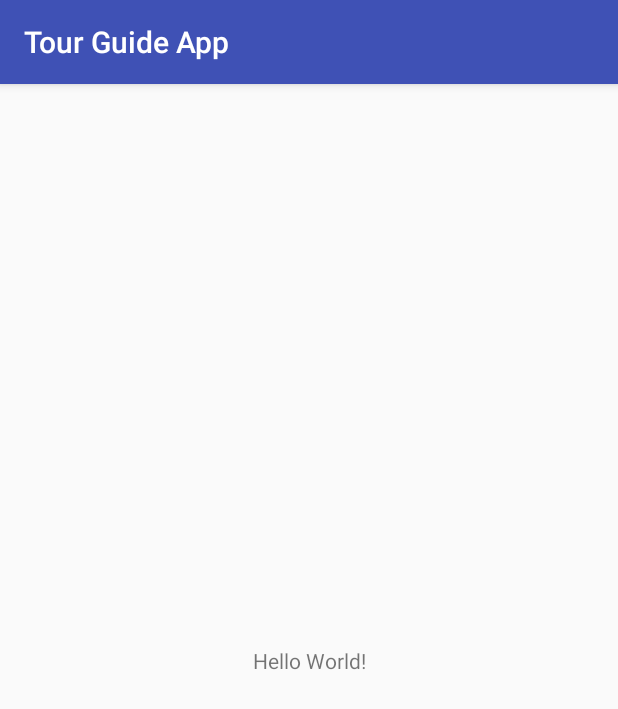
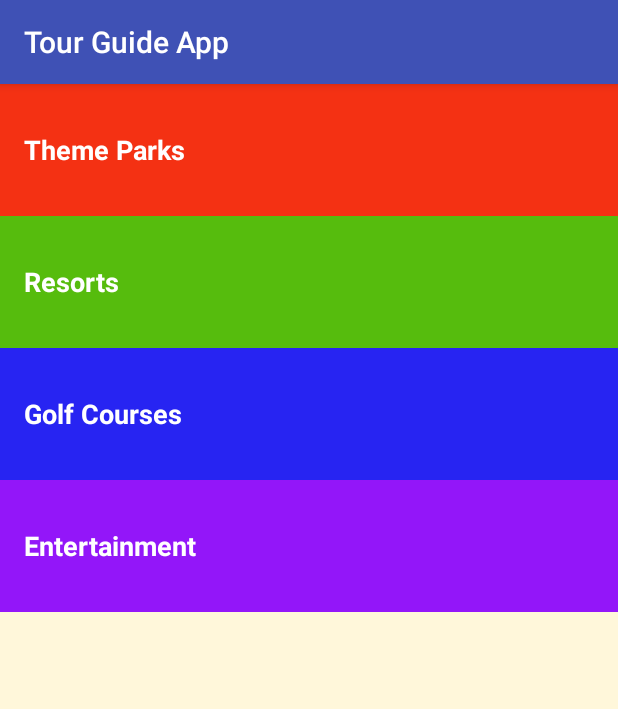
Before and after one commit to Ed-Ramos/TourGuideApp, an Android app: the screen it shows after launch (MainActivity), on a phone screen of 412 x 824 dp. Shown: the top 709 px of the screen. Run offline under Robolectric (Android 15) with nearby library versions, the phone set to English and light mode, and no system bars.

Commit message:
set up all activities and main xml

```diff
--- a/app/src/main/AndroidManifest.xml
+++ b/app/src/main/AndroidManifest.xml
@@ -4,9 +4,8 @@
 
     <application
         android:allowBackup="true"
-        android:icon="@mipmap/ic_launcher"
+        android:icon="@mipmap/ic_launcher_orlando"
         android:label="@string/app_name"
-        android:roundIcon="@mipmap/ic_launcher_round"
         android:supportsRtl="true"
         android:theme="@style/AppTheme">
         <activity android:name=".MainActivity">
--- a/app/src/main/res/layout/activity_main.xml
+++ b/app/src/main/res/layout/activity_main.xml
@@ -1,18 +1,61 @@
 <?xml version="1.0" encoding="utf-8"?>
-<android.support.constraint.ConstraintLayout xmlns:android="http://schemas.android.com/apk/res/android"
-    xmlns:app="http://schemas.android.com/apk/res-auto"
+<LinearLayout
+    xmlns:android="http://schemas.android.com/apk/res/android"
     xmlns:tools="http://schemas.android.com/tools"
     android:layout_width="match_parent"
     android:layout_height="match_parent"
+    android:orientation="vertical"
+    android:background="@color/tan_background"
     tools:context="com.example.android.tourguideapp.MainActivity">
 
-    <TextView
-        android:layout_width="wrap_content"
+    <!-- Theme Parks category -->
+    <FrameLayout
+        android:layout_width="match_parent"
         android:layout_height="wrap_content"
-        android:text="Hello World!"
-        app:layout_constraintBottom_toBottomOf="parent"
-        app:layout_constraintLeft_toLeftOf="parent"
-        app:layout_constraintRight_toRightOf="parent"
-        app:layout_constraintTop_toTopOf="parent" />
+        android:background="@color/category_theme_parks">
+        <TextView
+            android:id="@+id/theme_parks"
+            style="@style/CategoryStyle"
+            android:background="?android:attr/selectableItemBackground"
+            android:text="@string/category_theme_parks" />
+    </FrameLayout>
 
-</android.support.constraint.ConstraintLayout>
+    <!-- Resorts category -->
+    <FrameLayout
+        android:layout_width="match_parent"
+        android:layout_height="wrap_content"
+        android:background="@color/category_resorts">
+        <TextView
+            android:id="@+id/resorts"
+            style="@style/CategoryStyle"
+            android:background="?android:attr/selectableItemBackground"
+            android:text="@string/category_resorts" />
+    </FrameLayout>
+
+    <!-- Golf category -->
+    <FrameLayout
+        android:layout_width="match_parent"
+        android:layout_height="wrap_content"
+        android:background="@color/category_golf">
+        <TextView
+            android:id="@+id/golf"
+            style="@style/CategoryStyle"
+            android:background="?android:attr/selectableItemBackground"
+            android:text="@string/category_golf" />
+    </FrameLayout>
+
+    <!-- Entertainment category -->
+    <FrameLayout
+        android:layout_width="match_parent"
+        android:layout_height="wrap_content"
+        android:background="@color/category_entertainment">
+        <TextView
+            android:id="@+id/entertainmenr"
+            style="@style/CategoryStyle"
+            android:background="?android:attr/selectableItemBackground"
+            android:text="@string/category_entertainment" />
+    </FrameLayout>
+
+
+
+</LinearLayout>
--- a/app/src/main/res/values/colors.xml
+++ b/app/src/main/res/values/colors.xml
@@ -1,6 +1,27 @@
 <?xml version="1.0" encoding="utf-8"?>
 <resources>
+    <!-- Primary color of the app (shown in the app bar) -->
     <color name="colorPrimary">#3F51B5</color>
+
+    <!-- Primary dark color of the app (shown in the status bar) -->
     <color name="colorPrimaryDark">#303F9F</color>
+
+    <!--   theme UI controls like checkboxes and text fields -->
     <color name="colorAccent">#FF4081</color>
+
+    <!-- Background color for app -->
+    <color name="tan_background">#FFF7DA</color>
+
+    <!-- Background color for the theme parks category -->
+    <color name="category_theme_parks">#F43113</color>
+
+    <!-- Background color for the resorts category -->
+    <color name="category_resorts">#56bc0d</color>
+
+    <!-- Background color for the golf category -->
+    <color name="category_golf">#2724f2</color>
+
+    <!-- Background color for the entertainment category -->
+    <color name="category_entertainment">#9316f9</color>
+
 </resources>
--- /dev/null
+++ b/app/src/main/res/values/dimens.xml
@@ -0,0 +1,5 @@
+<?xml version="1.0" encoding="utf-8"?>
+<resources>
+    <dimen name="list_item_height">88dp</dimen>
+
+</resources>
--- a/app/src/main/res/values/strings.xml
+++ b/app/src/main/res/values/strings.xml
@@ -1,3 +1,16 @@
 <resources>
     <string name="app_name">Tour Guide App</string>
+
+    <!-- Category name for the Theme Parks Category [CHAR LIMIT=20] -->
+    <string name="category_theme_parks">Theme Parks</string>
+
+    <!-- Category name for the resorts Category [CHAR LIMIT=20] -->
+    <string name="category_resorts">Resorts</string>
+
+    <!-- Category name for the golf Category [CHAR LIMIT=20] -->
+    <string name="category_golf">Golf Courses</string>
+
+    <!-- Category name for the entertainment Category [CHAR LIMIT=20] -->
+    <string name="category_entertainment">Entertainment</string>
+
 </resources>
--- a/app/src/main/res/values/styles.xml
+++ b/app/src/main/res/values/styles.xml
@@ -8,4 +8,15 @@
         <item name="colorAccent">@color/colorAccent</item>
     </style>
 
+    <!-- Style for a category of information text -->
+    <style name="CategoryStyle">
+        <item name="android:layout_width">match_parent</item>
+        <item name="android:layout_height">@dimen/list_item_height</item>
+        <item name="android:gravity">center_vertical</item>
+        <item name="android:padding">16dp</item>
+        <item name="android:textColor">@android:color/white</item>
+        <item name="android:textStyle">bold</item>
+        <item name="android:textAppearance">?android:textAppearanceMedium</item>
+    </style>
+
 </resources>
```
Also changed, not shown: app/src/main/res/mipmap-hdpi/ic_launcher.png (deleted), app/src/main/res/mipmap-hdpi/ic_launcher_round.png (deleted), app/src/main/res/mipmap-mdpi/ic_launcher.png (deleted), app/src/main/res/mipmap-mdpi/ic_launcher_round.png (deleted), app/src/main/res/mipmap-xhdpi/ic_launcher.png (deleted), app/src/main/res/mipmap-xhdpi/ic_launcher_round.png (deleted), app/src/main/res/mipmap-xxhdpi/ic_launcher.png (deleted), app/src/main/res/mipmap-xxhdpi/ic_launcher_round.png (deleted), app/src/main/res/mipmap-xxxhdpi/ic_launcher.png (deleted), app/src/main/res/mipmap-xxxhdpi/ic_launcher_round.png (deleted).
